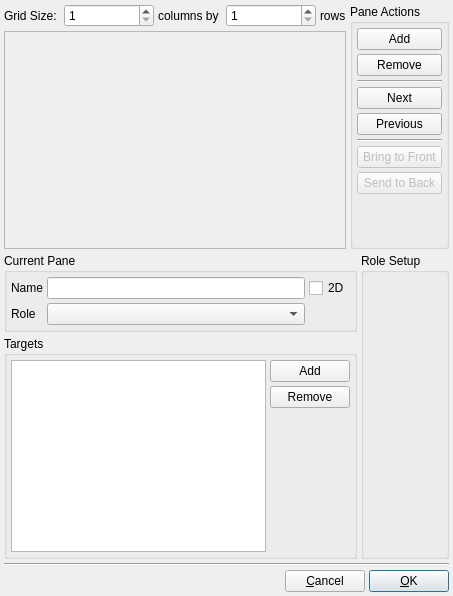
First picture: the form in src/gui/editviewlayout.ui, repository trisyoungs/uchroma, before the edit.
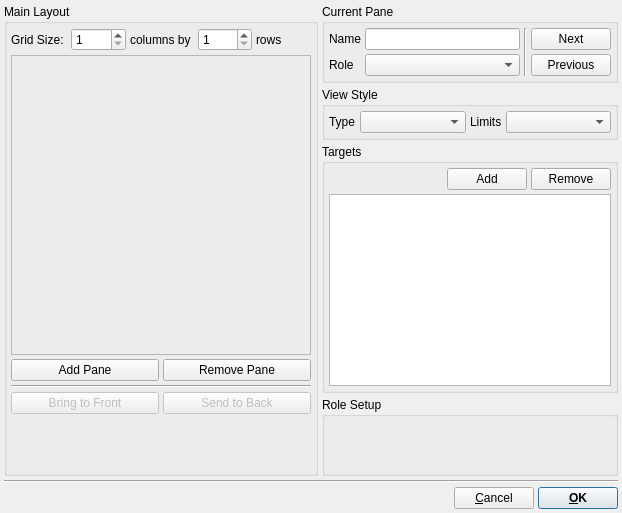
Second picture: the form after the edit. Icons and pictures are not drawn. Custom widgets are drawn as their Qt base class.

Commit message: Combined twoDimensional_ and autoScaled3D_ bools in ViewPane into new ViewType enum, which also includes XZ and YZ flat view types. Removed check for flat view when drawing Z data in Collection::updateDisplayData(), since the z limits should still be obeyed, even in 2D. Heavily updated EditViewLayoutDialog.

What changed in the file:
```diff
--- a/src/gui/editviewlayout.ui
+++ b/src/gui/editviewlayout.ui
@@ -9,8 +9,8 @@
    <rect>
     <x>0</x>
     <y>0</y>
-    <width>453</width>
-    <height>596</height>
+    <width>622</width>
+    <height>513</height>
    </rect>
   </property>
   <property name="windowTitle">
@@ -23,7 +23,7 @@
   <property name="modal">
    <bool>false</bool>
   </property>
-  <layout class="QVBoxLayout" name="verticalLayout_7">
+  <layout class="QVBoxLayout" name="verticalLayout_6">
    <property name="spacing">
     <number>4</number>
    </property>
@@ -31,14 +31,27 @@
     <number>4</number>
    </property>
    <item>
-    <layout class="QHBoxLayout" name="horizontalLayout_2">
+    <layout class="QHBoxLayout" name="horizontalLayout_5">
      <item>
+      <widget class="QGroupBox" name="MainLayoutGroup">
+       <property name="sizePolicy">
+        <sizepolicy hsizetype="Minimum" vsizetype="Expanding">
+         <horstretch>0</horstretch>
+         <verstretch>0</verstretch>
+        </sizepolicy>
+       </property>
+       <property name="title">
+        <string>Main Layout</string>
+       </property>
       <layout class="QVBoxLayout" name="verticalLayout_2">
+        <property name="spacing">
+         <number>4</number>
+        </property>
+        <property name="margin">
+         <number>4</number>
+        </property>
        <item>
         <layout class="QHBoxLayout" name="horizontalLayout">
-         <property name="spacing">
-          <number>4</number>
-         </property>
          <item>
           <widget class="QLabel" name="label_5">
            <property name="sizePolicy">
@@ -55,7 +68,7 @@
          <item>
           <widget class="QSpinBox" name="GridNColumnsSpin">
            <property name="sizePolicy">
-            <sizepolicy hsizetype="Expanding" vsizetype="Fixed">
+             <sizepolicy hsizetype="Minimum" vsizetype="Fixed">
              <horstretch>0</horstretch>
              <verstretch>0</verstretch>
             </sizepolicy>
@@ -78,7 +91,7 @@
          <item>
           <widget class="QSpinBox" name="GridNRowsSpin">
            <property name="sizePolicy">
-            <sizepolicy hsizetype="Expanding" vsizetype="Fixed">
+             <sizepolicy hsizetype="Minimum" vsizetype="Fixed">
              <horstretch>0</horstretch>
              <verstretch>0</verstretch>
             </sizepolicy>
@@ -103,11 +116,17 @@
        <item>
         <widget class="QFrame" name="OrganiserFrame">
          <property name="sizePolicy">
-          <sizepolicy hsizetype="Expanding" vsizetype="Expanding">
+           <sizepolicy hsizetype="Fixed" vsizetype="Fixed">
            <horstretch>0</horstretch>
            <verstretch>2</verstretch>
           </sizepolicy>
          </property>
+          <property name="minimumSize">
+           <size>
+            <width>300</width>
+            <height>300</height>
+           </size>
+          </property>
          <property name="frameShape">
           <enum>QFrame::StyledPanel</enum>
          </property>
@@ -140,44 +159,9 @@
          </layout>
         </widget>
        </item>
-      </layout>
-     </item>
      <item>
-      <widget class="QGroupBox" name="PaneActionsGroup">
-       <property name="title">
-        <string>Pane Actions</string>
-       </property>
-       <layout class="QVBoxLayout" name="verticalLayout">
-        <property name="spacing">
-         <number>4</number>
-        </property>
-        <property name="margin">
-         <number>4</number>
-        </property>
-        <item>
-         <widget class="QPushButton" name="PaneAddButton">
-          <property name="maximumSize">
-           <size>
-            <width>600</width>
-            <height>24</height>
-           </size>
-          </property>
-          <property name="text">
-           <string>Add</string>
-          </property>
-          <property name="icon">
-           <iconset resource="icons.qrc">
-            <normaloff>:/uchroma/icons/plus.svg</normaloff>:/uchroma/icons/plus.svg</iconset>
-          </property>
-          <property name="iconSize">
-           <size>
-            <width>12</width>
-            <height>12</height>
-           </size>
-          </property>
-         </widget>
-        </item>
-        <item>
+         <layout class="QGridLayout" name="gridLayout_2">
+          <item row="0" column="1">
          <widget class="QPushButton" name="PaneRemoveButton">
           <property name="maximumSize">
            <size>
@@ -186,7 +170,7 @@
            </size>
           </property>
           <property name="text">
-           <string>Remove</string>
+             <string>Remove Pane</string>
           </property>
           <property name="icon">
            <iconset resource="icons.qrc">
@@ -200,47 +184,30 @@
           </property>
          </widget>
         </item>
-        <item>
-         <widget class="Line" name="line">
-          <property name="orientation">
-           <enum>Qt::Horizontal</enum>
-          </property>
-         </widget>
-        </item>
-        <item>
-         <widget class="QPushButton" name="PaneNextButton">
+          <item row="0" column="0">
+           <widget class="QPushButton" name="PaneAddButton">
           <property name="maximumSize">
            <size>
-            <width>16777215</width>
+              <width>600</width>
             <height>24</height>
            </size>
           </property>
           <property name="text">
-           <string>Next</string>
-          </property>
-         </widget>
-        </item>
-        <item>
-         <widget class="QPushButton" name="PanePreviousButton">
-          <property name="maximumSize">
+             <string>Add Pane</string>
+            </property>
+            <property name="icon">
+             <iconset resource="icons.qrc">
+              <normaloff>:/uchroma/icons/plus.svg</normaloff>:/uchroma/icons/plus.svg</iconset>
+            </property>
+            <property name="iconSize">
            <size>
-            <width>16777215</width>
-            <height>24</height>
-           </size>
-          </property>
-          <property name="text">
-           <string>Previous</string>
-          </property>
-         </widget>
-        </item>
-        <item>
-         <widget class="Line" name="line_2">
-          <property name="orientation">
-           <enum>Qt::Horizontal</enum>
-          </property>
-         </widget>
-        </item>
-        <item>
+              <width>12</width>
+              <height>12</height>
+             </size>
+            </property>
+           </widget>
+          </item>
+          <item row="2" column="0">
          <widget class="QPushButton" name="PaneBringToFrontButton">
           <property name="enabled">
            <bool>false</bool>
@@ -250,7 +217,7 @@
           </property>
          </widget>
         </item>
-        <item>
+          <item row="2" column="1">
          <widget class="QPushButton" name="PaneSendToBackButton">
           <property name="enabled">
            <bool>false</bool>
@@ -260,6 +227,15 @@
           </property>
          </widget>
         </item>
+          <item row="1" column="0" colspan="2">
+           <widget class="Line" name="line">
+            <property name="orientation">
+             <enum>Qt::Horizontal</enum>
+            </property>
+           </widget>
+          </item>
+         </layout>
+        </item>
         <item>
          <spacer name="verticalSpacer">
           <property name="orientation">
@@ -276,15 +252,8 @@
        </layout>
       </widget>
      </item>
-    </layout>
-   </item>
-   <item>
-    <layout class="QHBoxLayout" name="horizontalLayout_5">
      <item>
       <layout class="QVBoxLayout" name="verticalLayout_4">
-       <property name="spacing">
-        <number>4</number>
-       </property>
        <item>
         <widget class="QGroupBox" name="CurrentPaneGroup">
          <property name="sizePolicy">
@@ -339,18 +308,93 @@
               </property>
              </widget>
             </item>
-            <item row="0" column="2">
-             <widget class="QCheckBox" name="Pane2DCheck">
+            <item row="0" column="3">
+             <widget class="QPushButton" name="PaneNextButton">
+              <property name="maximumSize">
+               <size>
+                <width>16777215</width>
+                <height>24</height>
+               </size>
+              </property>
               <property name="text">
-               <string>2D</string>
+               <string>Next</string>
               </property>
              </widget>
             </item>
+            <item row="1" column="3">
+             <widget class="QPushButton" name="PanePreviousButton">
+              <property name="maximumSize">
+               <size>
+                <width>16777215</width>
+                <height>24</height>
+               </size>
+              </property>
+              <property name="text">
+               <string>Previous</string>
+              </property>
+             </widget>
+            </item>
+            <item row="0" column="2" rowspan="2">
+             <widget class="Line" name="line_2">
+              <property name="orientation">
+               <enum>Qt::Vertical</enum>
+              </property>
+             </widget>
+            </item>
            </layout>
           </item>
          </layout>
         </widget>
        </item>
+       <item>
+        <widget class="QGroupBox" name="groupBox">
+         <property name="title">
+          <string>View Style</string>
+         </property>
+         <layout class="QHBoxLayout" name="horizontalLayout_4">
+          <property name="spacing">
+           <number>4</number>
+          </property>
+          <property name="margin">
+           <number>4</number>
+          </property>
+          <item>
+           <widget class="QLabel" name="label_6">
+            <property name="text">
+             <string>Type</string>
+            </property>
+           </widget>
+          </item>
+          <item>
+           <widget class="QComboBox" name="PaneViewTypeCombo">
+            <property name="sizePolicy">
+             <sizepolicy hsizetype="Expanding" vsizetype="Fixed">
+              <horstretch>0</horstretch>
+              <verstretch>0</verstretch>
+             </sizepolicy>
+            </property>
+           </widget>
+          </item>
+          <item>
+           <widget class="QLabel" name="label_7">
+            <property name="text">
+             <string>Limits</string>
+            </property>
+           </widget>
+          </item>
+          <item>
+           <widget class="QComboBox" name="PaneLimitsTypeCombo">
+            <property name="sizePolicy">
+             <sizepolicy hsizetype="Expanding" vsizetype="Fixed">
+              <horstretch>0</horstretch>
+              <verstretch>0</verstretch>
+             </sizepolicy>
+            </property>
+           </widget>
+          </item>
+         </layout>
+        </widget>
+       </item>
        <item>
         <widget class="QGroupBox" name="PaneTargetsGroup">
          <property name="sizePolicy">
@@ -362,7 +406,7 @@
          <property name="title">
           <string>Targets</string>
          </property>
-         <layout class="QHBoxLayout" name="horizontalLayout_4">
+         <layout class="QVBoxLayout" name="verticalLayout">
           <property name="spacing">
            <number>4</number>
           </property>
@@ -370,20 +414,23 @@
            <number>4</number>
           </property>
           <item>
-           <widget class="QListWidget" name="PaneTargetsList">
-            <property name="sizePolicy">
-             <sizepolicy hsizetype="Expanding" vsizetype="Expanding">
-              <horstretch>0</horstretch>
-              <verstretch>0</verstretch>
-             </sizepolicy>
+           <layout class="QHBoxLayout" name="horizontalLayout_2">
+            <property name="spacing">
+             <number>4</number>
             </property>
-           </widget>
-          </item>
-          <item>
-           <layout class="QVBoxLayout" name="verticalLayout_6">
-            <property name="spacing">
-             <number>4</number>
-            </property>
+            <item>
+             <spacer name="horizontalSpacer_2">
+              <property name="orientation">
+               <enum>Qt::Horizontal</enum>
+              </property>
+              <property name="sizeHint" stdset="0">
+               <size>
+                <width>40</width>
+                <height>20</height>
+               </size>
+              </property>
+             </spacer>
+            </item>
             <item>
              <widget class="QPushButton" name="PaneAddTargetButton">
               <property name="maximumSize">
@@ -430,28 +477,20 @@
               </property>
              </widget>
             </item>
+           </layout>
+          </item>
             <item>
-             <spacer name="verticalSpacer_2">
-              <property name="orientation">
-               <enum>Qt::Vertical</enum>
-              </property>
-              <property name="sizeType">
-               <enum>QSizePolicy::Expanding</enum>
-              </property>
-              <property name="sizeHint" stdset="0">
-               <size>
-                <width>20</width>
-                <height>10</height>
-               </size>
-              </property>
-             </spacer>
-            </item>
-           </layout>
-          </item>
-         </layout>
+           <widget class="QListWidget" name="PaneTargetsList">
+            <property name="sizePolicy">
+             <sizepolicy hsizetype="Expanding" vsizetype="Expanding">
+              <horstretch>0</horstretch>
+              <verstretch>0</verstretch>
+             </sizepolicy>
+            </property>
         </widget>
        </item>
       </layout>
+        </widget>
      </item>
      <item>
       <widget class="QGroupBox" name="PaneRoleSetupGroup">
@@ -491,6 +530,8 @@
      </item>
     </layout>
    </item>
+    </layout>
+   </item>
    <item>
     <widget class="Line" name="line_3">
      <property name="orientation">
@@ -500,6 +541,9 @@
    </item>
    <item>
     <layout class="QHBoxLayout" name="horizontalLayout_6">
+     <property name="spacing">
+      <number>4</number>
+     </property>
      <item>
       <spacer name="horizontalSpacer">
        <property name="orientation">
@@ -522,6 +566,12 @@
      </item>
      <item>
       <widget class="QPushButton" name="OKButton">
+       <property name="font">
+        <font>
+         <weight>75</weight>
+         <bold>true</bold>
+        </font>
+       </property>
        <property name="text">
         <string>&amp;OK</string>
        </property>
```
Lines whose indentation alone changed are shown as unchanged. The commit also changes 18 other files.
